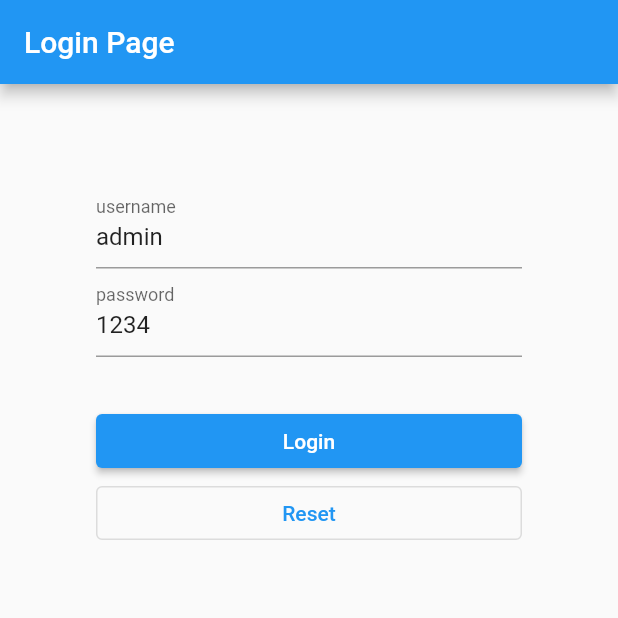
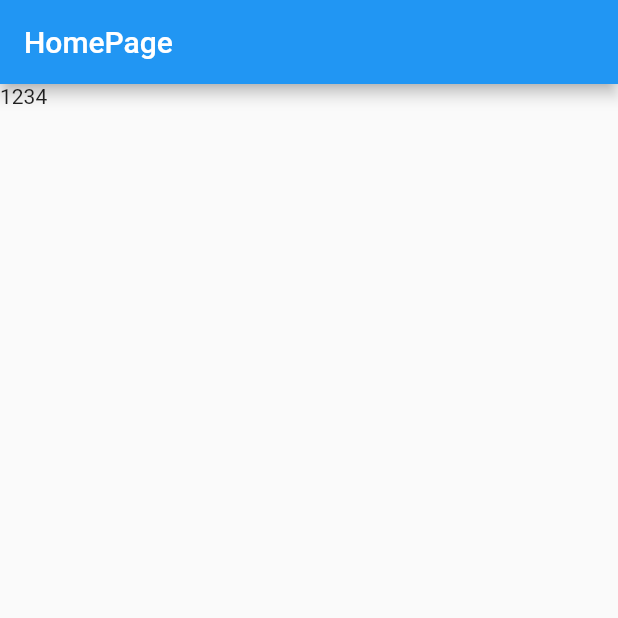
Before and after one commit to karncomsci/cmfluuter0, a Flutter app: the screen it shows after launch, on a phone screen of 412 x 824 dp, the top half of it. Run offline on Flutter 3.47's test engine with Material 2 defaults, Android fonts, the phone set to English and light mode, and no system bars.

Commit message:
update code

```diff
--- a/lib/src/app.dart
+++ b/lib/src/app.dart
@@ -1,3 +1,4 @@
+import 'package:cmflutter0/src/pages/home/home_page.dart';
 import 'package:cmflutter0/src/pages/login/login_page.dart';
 import 'package:flutter/material.dart';
 
@@ -8,7 +9,7 @@ class CmApp extends StatelessWidget {
   Widget build(BuildContext context) {
     return MaterialApp(
       title: "CMApp",
-      home: LonginPage(),
+      home: HomePage(),
     );
   }
 }
--- /dev/null
+++ b/lib/src/pages/home/home_page.dart
@@ -0,0 +1,20 @@
+import 'package:flutter/material.dart';
+
+class HomePage extends StatefulWidget {
+  const HomePage({super.key});
+
+  @override
+  State<HomePage> createState() => HomePageState();
+}
+
+class HomePageState extends State<HomePage> {
+  @override
+  Widget build(BuildContext context) {
+    return Scaffold(
+      appBar: AppBar(
+        title: Text("HomePage"),
+      ),
+      body: Text("1234"),
+    );
+  }
+}
```
Also changed, not shown: lib/src/pages/login/login_page.dart (+12 -13 lines).
